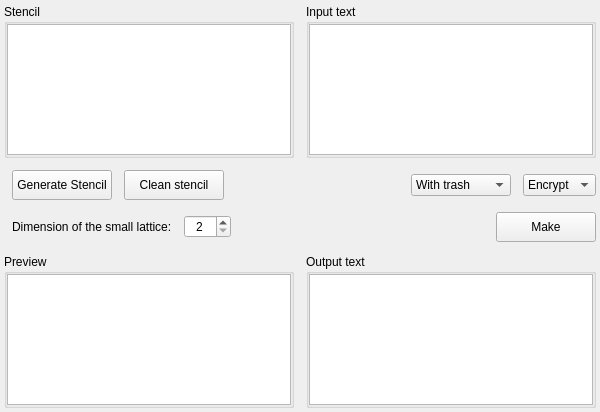
The window that src/gui/symmetric/cardan_grille/cardan_grille.ui (vasilypht/crypto-methods) describes before a commit, drawn with Qt 5.
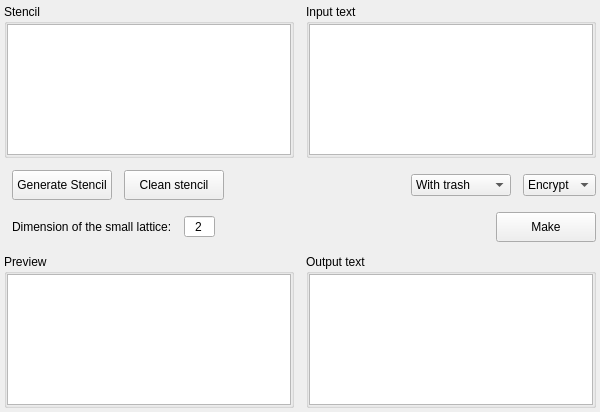
The same window after the commit.

Diff of the .ui file:
```diff
--- a/src/gui/symmetric/cardan_grille/cardan_grille.ui
+++ b/src/gui/symmetric/cardan_grille/cardan_grille.ui
@@ -246,6 +246,9 @@
        <property name="alignment">
         <set>Qt::AlignCenter</set>
        </property>
+       <property name="buttonSymbols">
+        <enum>QAbstractSpinBox::NoButtons</enum>
+       </property>
        <property name="minimum">
         <number>2</number>
        </property>
```
